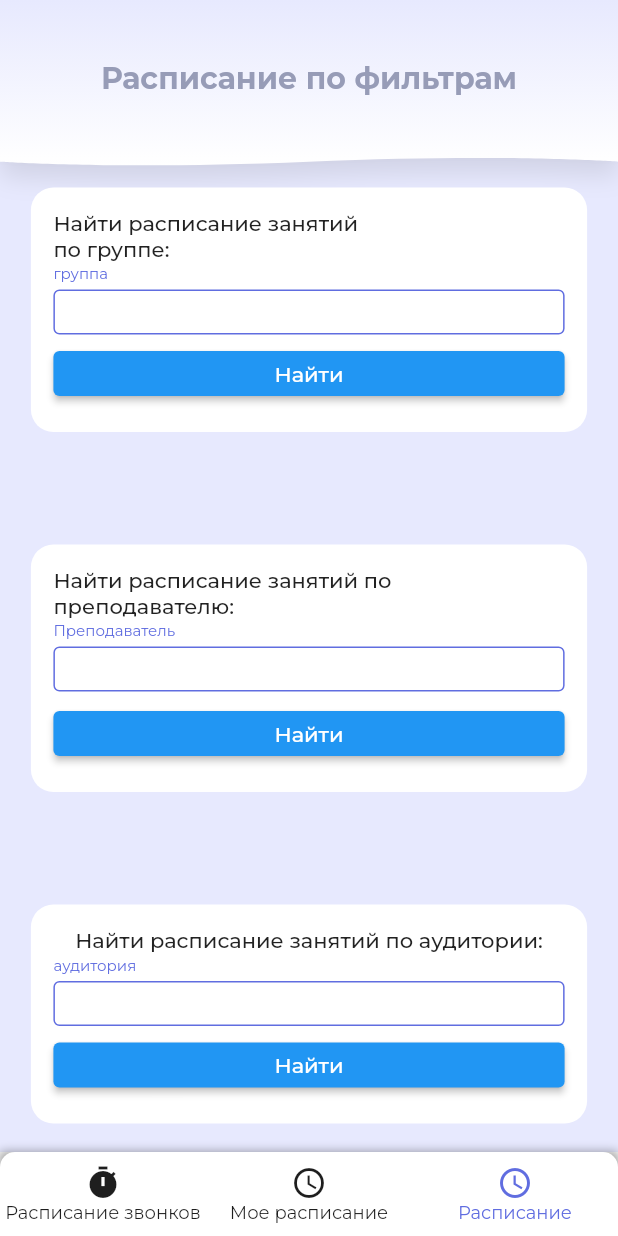
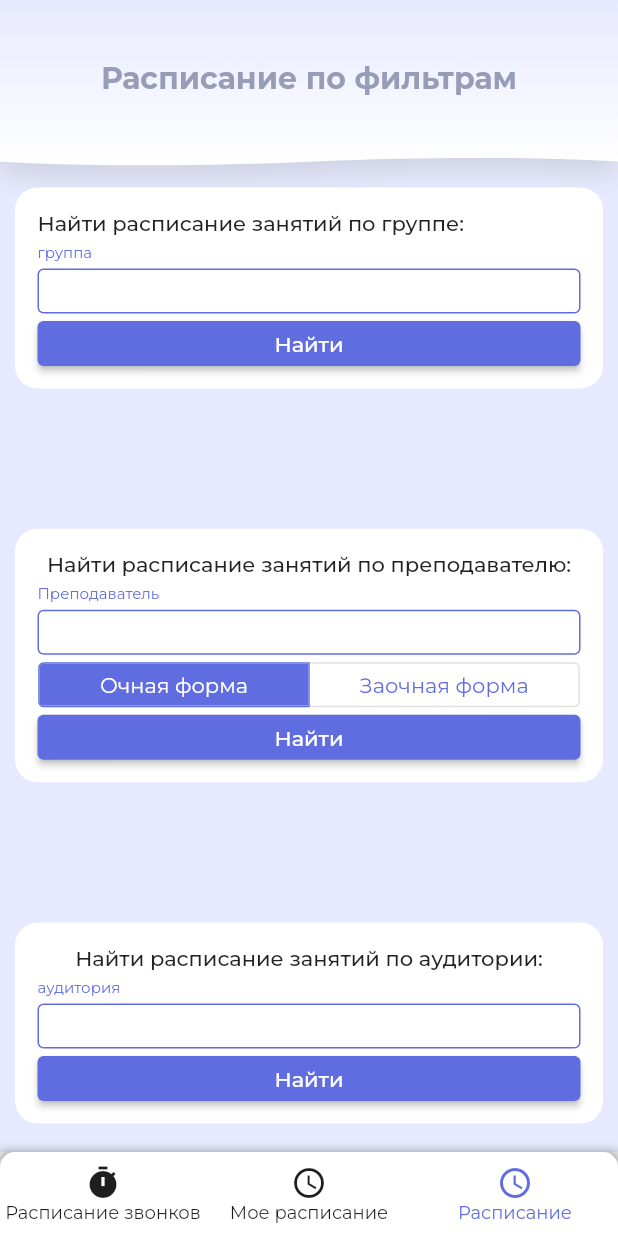
Before and after one commit to 0chuhh/scheddule_mobile, a Flutter app: the screen it shows after launch, item 3 of the bottom bar chosen, on a phone screen of 412 x 824 dp. Run offline on Flutter 3.47's test engine with Material 2 defaults, Android fonts, the light colour scheme and no system bars; our stand-ins replace gap, table_calendar, timelines.

Commit message:
fix(schedule)исправлен баг с расстоянием карточек

```diff
--- a/lib/screens/main_screen.dart
+++ b/lib/screens/main_screen.dart
@@ -33,6 +33,7 @@ class _MainScreenState extends State<MainScreen> {
   @override
   Widget build(BuildContext context) {
     return Scaffold(
+        resizeToAvoidBottomInset: false,
         body: Center(
           child: _screens[_selectedIndex],
         ),
--- a/lib/screens/my_schedule_screen.dart
+++ b/lib/screens/my_schedule_screen.dart
@@ -13,13 +13,15 @@ class MyScheduleScreen extends StatelessWidget {
   @override
   Widget build(BuildContext context) {
     return Scaffold(
+      resizeToAvoidBottomInset: false,
       backgroundColor: Styles.bgColor,
       extendBodyBehindAppBar: true,
-      body: Column(children: <Widget>[
+      body: SingleChildScrollView(
+        child: Column(children: <Widget>[
           Stack(children: <Widget>[
             Padding(
               padding: const EdgeInsets.only(top: 170),
-            child:  ScheduleList(),
+              child: ScheduleList(),
             ),
             CustomPaint(
               painter: AppBarPainter(),
@@ -32,6 +34,7 @@ class MyScheduleScreen extends StatelessWidget {
             CollapsibleCalendar(),
           ]),
         ]),
+      ),
     );
   }
 }
--- a/lib/screens/schedules_screen.dart
+++ b/lib/screens/schedules_screen.dart
@@ -14,11 +14,11 @@ class SchedulesScreen extends StatelessWidget {
   @override
   Widget build(BuildContext context) {
     return Scaffold(
+      resizeToAvoidBottomInset: false,
       backgroundColor: Styles.bgColor,
       extendBodyBehindAppBar: true,
-      body: Column(
-        mainAxisSize: MainAxisSize.max,
-        children: <Widget>[
+      body: SingleChildScrollView(
+        child: Column(mainAxisSize: MainAxisSize.max, children: <Widget>[
           Stack(children: <Widget>[
             CustomPaint(
               painter: AppBarPainter(),
@@ -39,6 +39,7 @@ class SchedulesScreen extends StatelessWidget {
           ]),
           ScheduleSearchCards()
         ]),
+      ),
     );
   }
 }
--- /dev/null
+++ b/lib/widgets/custom_button_group.dart
@@ -0,0 +1,67 @@
+import 'package:flutter/material.dart';
+import 'package:schedule_mobile/utils/styles.dart';
+
+typedef OnPressed = void Function(Widget selected, int index);
+
+class CustomButtonGroup extends StatefulWidget {
+  const CustomButtonGroup(
+      {super.key,
+      this.title = '',
+      this.style,
+      this.direction = Axis.horizontal,
+      required this.items,
+      this.onPressed});
+
+  final String title;
+  final TextStyle? style;
+  final Axis direction;
+  final List<Widget> items;
+  final OnPressed? onPressed;
+
+  @override
+  State<CustomButtonGroup> createState() => _CustomButtonGroupState();
+}
+
+class _CustomButtonGroupState extends State<CustomButtonGroup> {
+  List<bool>? _selectedItems;
+
+  @override
+  initState() {
+    super.initState();
+    // Add listeners to this class
+    setState(() {
+      _selectedItems = widget.items.map((e) => false).toList();
+      _selectedItems![0] = true;
+    });
+  }
+
+  @override
+  Widget build(BuildContext context) {
+    final ThemeData theme = Theme.of(context);
+
+    return SizedBox(
+        height: 30,
+        child: LayoutBuilder(builder: (ctx, constraints) {
+          return ToggleButtons(
+            constraints: BoxConstraints.expand(
+                width: (constraints.maxWidth / widget.items.length) - 2),
+            direction: widget.direction,
+            onPressed: (int index) {
+              setState(() {
+                for (int i = 0; i < _selectedItems!.length; i++) {
+                  _selectedItems![i] = i == index;
+                }
+              });
+              widget.onPressed?.call(widget.items[index], index);
+            },
+            borderRadius: const BorderRadius.all(Radius.circular(3)),
+            selectedBorderColor: Styles.primaryColor,
+            selectedColor: Colors.white,
+            fillColor: Styles.primaryColor,
+            color: Styles.primaryColor,
+            isSelected: _selectedItems!,
+            children: widget.items,
+          );
+        }));
+  }
+}
--- a/lib/widgets/schedule_search_cards.dart
+++ b/lib/widgets/schedule_search_cards.dart
@@ -1,6 +1,8 @@
 import 'package:flutter/material.dart';
 import 'package:gap/gap.dart';
+import 'package:schedule_mobile/utils/styles.dart';
 import 'package:schedule_mobile/widgets/custom_autocomplete.dart';
+import 'package:schedule_mobile/widgets/custom_button_group.dart';
 
 class ScheduleSearchCards extends StatefulWidget {
   @override
@@ -9,8 +11,7 @@ class ScheduleSearchCards extends StatefulWidget {
   }
 }
 
-class _ScheduleSearchCardsState extends State<ScheduleSearchCards>{
-
+class _ScheduleSearchCardsState extends State<ScheduleSearchCards> {
   final bool fullTimeFormat = false;
 
   @override
@@ -18,7 +19,7 @@ class _ScheduleSearchCardsState extends State<ScheduleSearchCards>{
     // TODO: implement build
     return Container(
       margin: EdgeInsets.only(top: 15),
-          height: MediaQuery.of(context).size.height-200,
+      height: MediaQuery.of(context).size.height - 200,
       child: Column(
         mainAxisAlignment: MainAxisAlignment.spaceBetween,
         children: [
@@ -26,26 +27,28 @@ class _ScheduleSearchCardsState extends State<ScheduleSearchCards>{
             padding: const EdgeInsets.all(15),
             decoration: BoxDecoration(
                 color: Colors.white, borderRadius: BorderRadius.circular(15)),
-              width: MediaQuery.of(context).size.width * 0.9,
+            width: MediaQuery.of(context).size.width - 20,
             child: Column(
               crossAxisAlignment: CrossAxisAlignment.start,
               children: <Widget>[
                 const Text(
-                    'Найти расписание занятий \nпо группе:',
+                  'Найти расписание занятий по группе:',
                   style: TextStyle(fontWeight: FontWeight.w500),
                   textAlign: TextAlign.left,
                 ),
-                  const Gap(2),
-                  const CustomAutocomplete(list:['пи-20', 'пи-21', 'пи-22'],label:'группа'),
-                  const Gap(2),
+                const Gap(5),
+                const CustomAutocomplete(
+                    list: ['пи-20', 'пи-21', 'пи-22'], label: 'группа'),
+                const Gap(5),
                 ElevatedButton(
                   onPressed: () {},
                   style: ElevatedButton.styleFrom(
+                    tapTargetSize: MaterialTapTargetSize.shrinkWrap,
+                    backgroundColor: Styles.primaryColor,
                     minimumSize: const Size.fromHeight(
                         30), // fromHeight use double.infinity as width and 40 is the height
                   ),
                   child: const Text('Найти'),
-
                 )
               ],
             ),
@@ -54,33 +57,34 @@ class _ScheduleSearchCardsState extends State<ScheduleSearchCards>{
             padding: const EdgeInsets.all(15),
             decoration: BoxDecoration(
                 color: Colors.white, borderRadius: BorderRadius.circular(15)),
-              width: MediaQuery.of(context).size.width * 0.9,
+            width: MediaQuery.of(context).size.width - 20,
             child: Column(
               children: <Widget>[
                 const Text(
                   'Найти расписание занятий по преподавателю:',
                   style: TextStyle(fontWeight: FontWeight.w500),
+                  textAlign: TextAlign.left,
                 ),
-                  const Gap(2),
-                  const CustomAutocomplete(list:['пи-20', 'пи-21', 'пи-22'],label:'Преподаватель'),
-                  const Gap(2),
-        //            ListTile(
-        //   title: Row(
-        //     children: <Widget>[
-        //       Expanded(child: ElevatedButton(onPressed: () {},child: Text("Очная форма"), )),
-        //       Expanded(child: ElevatedButton(onPressed: () {},child: Text("Заочная форма"),)),
-        //     ],
-        //   ),
-        // ),
-                  const Gap(2),
+                const Gap(5),
+                const CustomAutocomplete(
+                    list: ['пи-20', 'пи-21', 'пи-22'], label: 'Преподаватель'),
+                const Gap(5),
+                CustomButtonGroup(
+                  items: [
+                    Text('Очная форма'),
+                    Text('Заочная форма'),
+                  ],
+                ),
+                const Gap(5),
                 ElevatedButton(
                   onPressed: () {},
                   style: ElevatedButton.styleFrom(
-                      minimumSize: const Size.fromHeight(
-                          30), // fromHeight use double.infinity as width and 40 is the height
+                    tapTargetSize: MaterialTapTargetSize.shrinkWrap,
+                    backgroundColor: Styles.primaryColor,
+                    minimumSize: const Size.fromHeight(30),
+                    padding: EdgeInsets.zero,
                   ),
                   child: const Text('Найти'),
-
                 )
               ],
             ),
@@ -89,24 +93,27 @@ class _ScheduleSearchCardsState extends State<ScheduleSearchCards>{
             padding: const EdgeInsets.all(15),
             decoration: BoxDecoration(
                 color: Colors.white, borderRadius: BorderRadius.circular(15)),
-              width: MediaQuery.of(context).size.width * 0.9,
+            width: MediaQuery.of(context).size.width - 20,
             child: Column(
               children: <Widget>[
                 const Text(
                   'Найти расписание занятий по аудитории:',
                   style: TextStyle(fontWeight: FontWeight.w500),
+                  textAlign: TextAlign.left,
                 ),
-                  const Gap(2),
-                  const CustomAutocomplete(list:['пи-20', 'пи-21', 'пи-22'],label:'аудитория'),
-                  const Gap(2),
+                const Gap(5),
+                const CustomAutocomplete(
+                    list: ['пи-20', 'пи-21', 'пи-22'], label: 'аудитория'),
+                const Gap(5),
                 ElevatedButton(
                   onPressed: () {},
                   style: ElevatedButton.styleFrom(
+                    tapTargetSize: MaterialTapTargetSize.shrinkWrap,
+                    backgroundColor: Styles.primaryColor,
                     minimumSize: const Size.fromHeight(
                         30), // fromHeight use double.infinity as width and 40 is the height
                   ),
                   child: const Text('Найти'),
-
                 )
               ],
             ),
```
Lines whose indentation alone changed are shown as unchanged.
